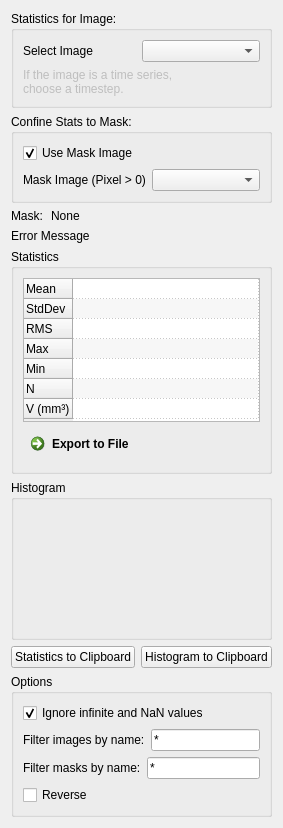
Before: the Qt Designer form Modules/Bundles/org.mitk.gui.qt.imagestatistics/src/internal/QmitkImageStatisticsViewControls.ui in MITK/MITK, drawn with Qt 5.
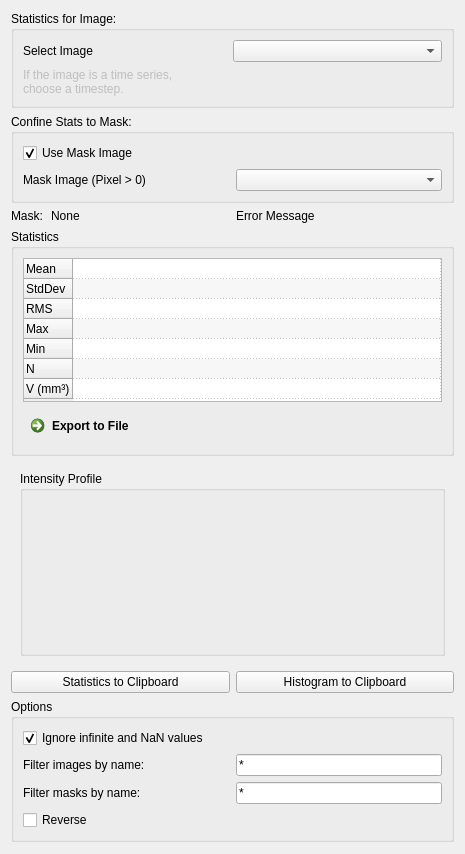
After: the same form once the commit is applied. Custom widgets are drawn as their Qt base class.

Commit message: ENH (#3067): added rudimentary version of new QmitkVtkLineProfileWidget

The edit to the form file:
```diff
--- a/Modules/Bundles/org.mitk.gui.qt.imagestatistics/src/internal/QmitkImageStatisticsViewControls.ui
+++ b/Modules/Bundles/org.mitk.gui.qt.imagestatistics/src/internal/QmitkImageStatisticsViewControls.ui
@@ -9,14 +9,14 @@
    <rect>
     <x>0</x>
     <y>0</y>
-    <width>259</width>
-    <height>801</height>
+    <width>465</width>
+    <height>854</height>
    </rect>
   </property>
   <property name="windowTitle">
    <string>Form</string>
   </property>
-  <layout class="QGridLayout" name="gridLayout_8">
+  <layout class="QGridLayout" name="gridLayout_11">
    <item row="0" column="0" colspan="2">
     <widget class="QGroupBox" name="gbOneImageOps">
      <property name="title">
@@ -115,16 +115,6 @@
      </item>
     </layout>
    </item>
-   <item row="3" column="0">
-    <widget class="QLabel" name="m_ErrorMessageLabel">
-     <property name="text">
-      <string>Error Message</string>
-     </property>
-     <property name="textFormat">
-      <enum>Qt::AutoText</enum>
-     </property>
-    </widget>
-   </item>
    <item row="4" column="0" colspan="2">
     <widget class="QGroupBox" name="groupBox_3">
      <property name="title">
@@ -273,6 +263,43 @@
     </widget>
    </item>
    <item row="5" column="0" colspan="2">
+    <widget class="QStackedWidget" name="m_StatisticsWidgetStack">
+     <property name="enabled">
+      <bool>true</bool>
+     </property>
+     <property name="sizePolicy">
+      <sizepolicy hsizetype="Preferred" vsizetype="Preferred">
+       <horstretch>0</horstretch>
+       <verstretch>0</verstretch>
+      </sizepolicy>
+     </property>
+     <property name="maximumSize">
+      <size>
+       <width>447</width>
+       <height>16777215</height>
+      </size>
+     </property>
+     <property name="autoFillBackground">
+      <bool>false</bool>
+     </property>
+     <property name="frameShape">
+      <enum>QFrame::NoFrame</enum>
+     </property>
+     <property name="frameShadow">
+      <enum>QFrame::Plain</enum>
+     </property>
+     <property name="lineWidth">
+      <number>-1</number>
+     </property>
+     <property name="midLineWidth">
+      <number>-1</number>
+     </property>
+     <property name="currentIndex">
+      <number>1</number>
+     </property>
+     <widget class="QWidget" name="page">
+      <layout class="QGridLayout" name="gridLayout_8">
+       <item row="0" column="0">
     <widget class="QGroupBox" name="groupBox">
      <property name="minimumSize">
       <size>
@@ -309,6 +336,32 @@
      </layout>
     </widget>
    </item>
+      </layout>
+     </widget>
+     <widget class="QWidget" name="page_2">
+      <layout class="QGridLayout" name="gridLayout_9">
+       <item row="0" column="0">
+        <widget class="QGroupBox" name="groupBox_2">
+         <property name="title">
+          <string>Intensity Profile</string>
+         </property>
+         <layout class="QGridLayout" name="gridLayout_10">
+          <property name="margin">
+           <number>0</number>
+          </property>
+          <property name="spacing">
+           <number>0</number>
+          </property>
+          <item row="0" column="0">
+           <widget class="QmitkVtkLineProfileWidget" name="m_LineProfileWidget" native="true"/>
+          </item>
+         </layout>
+        </widget>
+       </item>
+      </layout>
+     </widget>
+    </widget>
+   </item>
    <item row="6" column="0" colspan="2">
     <layout class="QGridLayout" name="gridLayout_7">
      <item row="0" column="0">
@@ -463,6 +516,16 @@
      </property>
     </spacer>
    </item>
+   <item row="2" column="1">
+    <widget class="QLabel" name="m_ErrorMessageLabel">
+     <property name="text">
+      <string>Error Message</string>
+     </property>
+     <property name="textFormat">
+      <enum>Qt::AutoText</enum>
+     </property>
+    </widget>
+   </item>
   </layout>
  </widget>
  <customwidgets>
@@ -482,6 +545,12 @@
    <header>QmitkVtkHistogramWidget.h</header>
    <container>1</container>
   </customwidget>
+  <customwidget>
+   <class>QmitkVtkLineProfileWidget</class>
+   <extends>QWidget</extends>
+   <header>QmitkVtkLineProfileWidget.h</header>
+   <container>1</container>
+  </customwidget>
  </customwidgets>
  <resources/>
  <connections/>
```
Left out of the diff: 39 changed lines with no effect on the pictures. Lines whose indentation alone changed are shown as unchanged. The commit also changes 4 other files.
